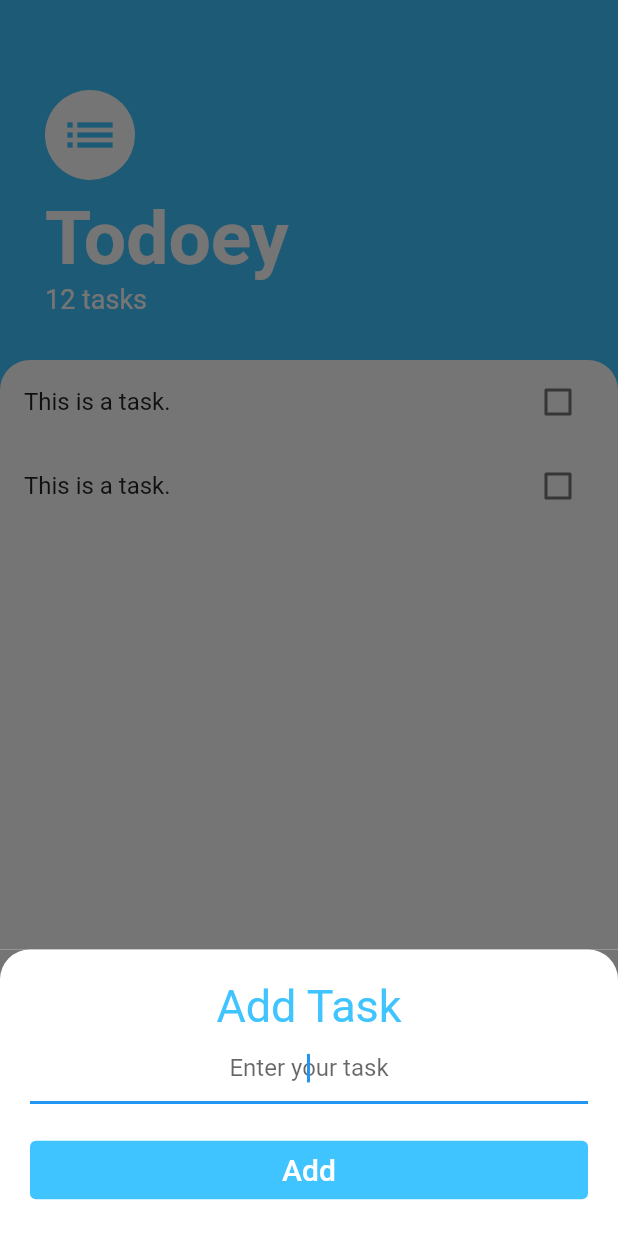
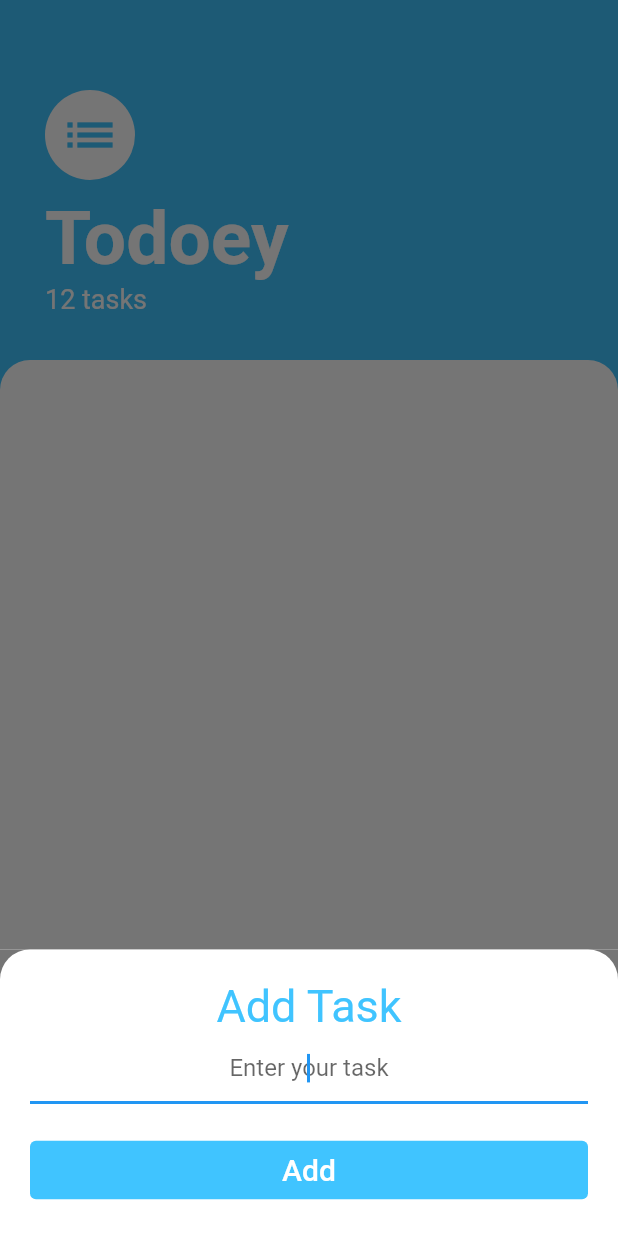
Before and after one commit to creaturerigger/todoey_flutter, a Flutter app: the screen it shows after launch, after a tap on the "add" icon, on a phone screen of 412 x 824 dp. Run offline on Flutter 3.47's test engine with Material 2 defaults, Android fonts, the phone set to English and light mode, and no system bars.

Commit message:
Project updated

```diff
--- a/lib/main.dart
+++ b/lib/main.dart
@@ -9,7 +9,7 @@ class MyApp extends StatelessWidget {
   const MyApp({Key? key}) : super(key: key);
   @override
   Widget build(BuildContext context) {
-    return const MaterialApp(
+    return MaterialApp(
       home: TasksScreen(),
     );
   }
--- /dev/null
+++ b/lib/models/task.dart
@@ -0,0 +1,10 @@
+class Task {
+  final String name;
+  bool isDone;
+
+  Task({required this.name, this.isDone = false});
+
+  void toggleDone() {
+    isDone = !isDone;
+  }
+}
--- a/lib/screens/add_task_screen.dart
+++ b/lib/screens/add_task_screen.dart
@@ -1,7 +1,14 @@
 import 'package:flutter/material.dart';
 
 class AddTaskScreen extends StatelessWidget {
-  const AddTaskScreen({Key? key}) : super(key: key);
+  AddTaskScreen({
+    Key? key,
+    required this.addTaskCallback,
+    required this.addTaskCallbackWithTitle,
+  }) : super(key: key);
+
+  final void Function()? addTaskCallback;
+  final void Function(String?)? addTaskCallbackWithTitle;
 
   @override
   Widget build(BuildContext context) {
@@ -27,13 +34,13 @@ class AddTaskScreen extends StatelessWidget {
                 color: Colors.lightBlueAccent,
               ),
             ),
-            const TextField(
-              autofocus: true,
-              textAlign: TextAlign.center,
-              decoration: InputDecoration(
-                hintText: 'Enter your task',
-              ),
-            ),
+            TextField(
+                autofocus: true,
+                textAlign: TextAlign.center,
+                decoration: const InputDecoration(
+                  hintText: 'Enter your task',
+                ),
+                onChanged: addTaskCallbackWithTitle),
             Padding(
               padding: const EdgeInsets.only(top: 20.0),
               child: TextButton(
@@ -46,7 +53,7 @@ class AddTaskScreen extends StatelessWidget {
                   backgroundColor: Colors.lightBlueAccent,
                   minimumSize: const Size.fromHeight(30.0),
                 ),
-                onPressed: () {},
+                onPressed: addTaskCallback,
               ),
             ),
           ],
--- a/lib/screens/tasks_screen.dart
+++ b/lib/screens/tasks_screen.dart
@@ -1,9 +1,17 @@
 import 'package:flutter/material.dart';
-import 'package:todoey_flutter/widgets/task_tile.dart';
 import 'package:todoey_flutter/screens/add_task_screen.dart';
+import 'package:todoey_flutter/widgets/task_list.dart';
+import 'package:todoey_flutter/models/task.dart';
 
-class TasksScreen extends StatelessWidget {
+class TasksScreen extends StatefulWidget {
   const TasksScreen({Key? key}) : super(key: key);
+  @override
+  _TaskScreenState createState() => _TaskScreenState();
+}
+
+class _TaskScreenState extends State<TasksScreen> {
+  List<Task> tasks = [];
+  late String? newTaskTitle;
 
   @override
   Widget build(BuildContext context) {
@@ -21,7 +29,17 @@ class TasksScreen extends StatelessWidget {
                 padding: EdgeInsets.only(
                   bottom: MediaQuery.of(context).viewInsets.bottom,
                 ),
-                child: const AddTaskScreen(),
+                child: AddTaskScreen(
+                  addTaskCallbackWithTitle: (newValue) {
+                    newTaskTitle = newValue;
+                  },
+                  addTaskCallback: () {
+                    setState(() {
+                      tasks.add(Task(name: newTaskTitle!));
+                    });
+                    Navigator.pop(context);
+                  },
+                ),
               ),
             ),
           );
@@ -72,10 +90,7 @@ class TasksScreen extends StatelessWidget {
           ),
           Expanded(
             child: Container(
-              child: ListView(children: const <Widget>[
-                TaskTile(),
-                TaskTile(),
-              ]),
+              child: TasksList(tasks: tasks),
               decoration: const BoxDecoration(
                 color: Colors.white,
                 borderRadius: BorderRadius.only(
--- a/lib/widgets/task_checkbox.dart
+++ /dev/null
@@ -1,18 +0,0 @@
-import 'package:flutter/material.dart';
-
-// ignore: must_be_immutable
-class TaskCheckbox extends StatelessWidget {
-  final bool checkboxState;
-  final Function(bool?) checkboxCallback;
-  const TaskCheckbox(
-      {Key? key, required this.checkboxState, required this.checkboxCallback})
-      : super(key: key);
-  @override
-  Widget build(BuildContext context) {
-    return Checkbox(
-      activeColor: Colors.lightBlueAccent,
-      value: checkboxState,
-      onChanged: checkboxCallback,
-    );
-  }
-}
--- /dev/null
+++ b/lib/widgets/task_list.dart
@@ -0,0 +1,30 @@
+import 'package:flutter/material.dart';
+import 'package:todoey_flutter/widgets/task_tile.dart';
+import 'package:todoey_flutter/models/task.dart';
+
+class TasksList extends StatefulWidget {
+  final List<Task> tasks;
+
+  const TasksList({Key? key, required this.tasks}) : super(key: key);
+  @override
+  _TasksListState createState() => _TasksListState();
+}
+
+class _TasksListState extends State<TasksList> {
+  @override
+  Widget build(BuildContext context) {
+    return ListView.builder(
+      itemBuilder: (context, index) {
+        return TaskTile(
+            taskTitle: widget.tasks[index].name,
+            isChecked: widget.tasks[index].isDone,
+            checkboxCallback: (checkboxState) {
+              setState(() {
+                widget.tasks[index].toggleDone();
+              });
+            });
+      },
+      itemCount: widget.tasks.length,
+    );
+  }
+}
--- a/lib/widgets/task_tile.dart
+++ b/lib/widgets/task_tile.dart
@@ -1,33 +1,31 @@
 import 'package:flutter/material.dart';
-import 'package:todoey_flutter/widgets/task_checkbox.dart';
 
 // ignore: must_be_immutable
-class TaskTile extends StatefulWidget {
-  const TaskTile({Key? key}) : super(key: key);
-  @override
-  _TaskTileState createState() => _TaskTileState();
-}
+class TaskTile extends StatelessWidget {
+  final bool isChecked;
+  final String taskTitle;
+  final Function(bool?)? checkboxCallback;
 
-class _TaskTileState extends State<TaskTile> {
-  bool? isChecked = false;
-  // final String title;
+  const TaskTile(
+      {Key? key,
+      required this.isChecked,
+      required this.taskTitle,
+      required this.checkboxCallback})
+      : super(key: key);
 
   @override
   Widget build(BuildContext context) {
     return ListTile(
       title: Text(
-        'This is a task.',
+        taskTitle,
         style: TextStyle(
-          decoration: isChecked! ? TextDecoration.lineThrough : null,
+          decoration: isChecked ? TextDecoration.lineThrough : null,
         ),
       ),
-      trailing: TaskCheckbox(
-        checkboxState: isChecked!,
-        checkboxCallback: (newValue) {
-          setState(() {
-            isChecked = newValue;
-          });
-        },
+      trailing: Checkbox(
+        activeColor: Colors.lightBlueAccent,
+        value: isChecked,
+        onChanged: checkboxCallback,
       ),
     );
   }
```
